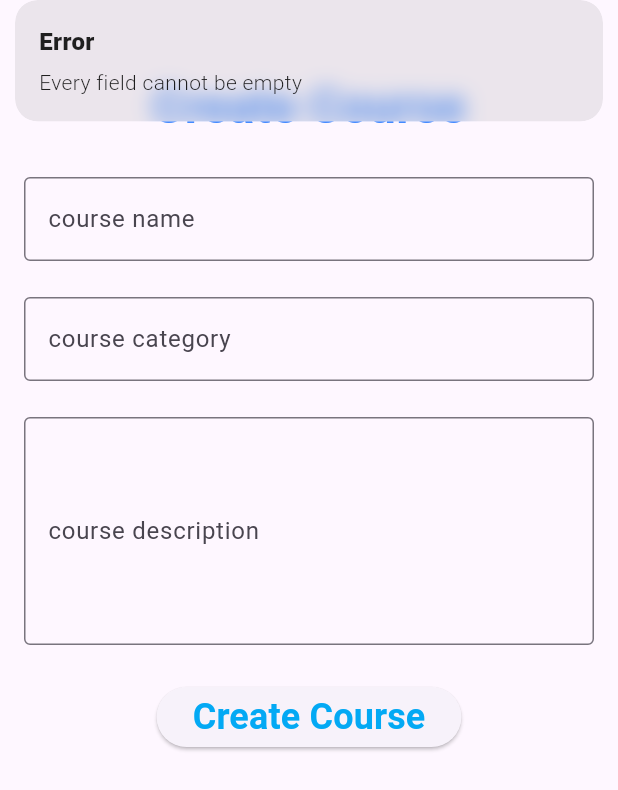
After one commit to DhanuxD/dbeeta-project-1.0, a Flutter app: the CreateCourseScreen screen opened by its route, after a tap on "Create Course", on a phone screen of 412 x 824 dp. The commit adds this screen. Shown: the top 790 px of the screen. Run offline on Flutter 3.47's test engine with Material 3 defaults, Android fonts, the phone set to English and light mode, and no system bars; our stand-ins replace dio, get, google_fonts, lottie, shared_preferences; accounts and stored records are empty.

Commit message:
Create-Course-Part_01 : Complete basic create course and finish the task

```diff
--- a/lib/constant/Routes.dart
+++ b/lib/constant/Routes.dart
@@ -1,6 +1,3 @@
-import 'package:learning_management_systemo_v01/screens/instructor_screen/instructor_home.dart';
-import 'package:learning_management_systemo_v01/screens/student_screen/courses_details.dart';
-
 import '../utils/imports/import_list.dart';
 
 class Routes {
@@ -10,6 +7,7 @@ class Routes {
   static const INSTRUCTOR_HOME = "/instructorHome";
   static const REGISTER = '/register';
   static const COURSE_DETAILS = '/courseDetails';
+  static const CREATE_COURSE = '/createCourse';
 
   static List<GetPage> getPageRoutes() {
     return [
@@ -19,6 +17,7 @@ class Routes {
       GetPage(name: HOME, page: () => const HomeScreen()),
       GetPage(name: INSTRUCTOR_HOME, page: () =>  InstructorHomeScreen()),
       GetPage(name: COURSE_DETAILS, page: () =>  CoursesDetailsScreen()),
+      GetPage(name: CREATE_COURSE, page: () =>   CreateCourseScreen()),
     ];
   }
 }
--- a/lib/controllers/auth_controllers/login_controller.dart
+++ b/lib/controllers/auth_controllers/login_controller.dart
@@ -1,5 +1,4 @@
 import 'package:learning_management_systemo_v01/models/user_model.dart';
-
 import '../../utils/imports/import_list.dart';
 
 class LoginController extends GetxController {
@@ -37,6 +36,7 @@ class LoginController extends GetxController {
         isLoading.value = false;
         UserModel user = UserModel.fromJson(response!);
         print('User role--------->: ${user.role}');
+        print('User role--------->: ${prefs.getString(Special.LOGIN_TOKEN.toString())}');
         prefs.setString(Special.USER_ROLE.toString(), user.role);
 
         if (user.role == Const.INSTRUCTOR) {
--- /dev/null
+++ b/lib/controllers/instructor_controllers/create_course_controller.dart
@@ -0,0 +1,47 @@
+import 'package:learning_management_systemo_v01/services/remote/instructor_services/manage_courses_service.dart';
+import '../../utils/imports/import_list.dart';
+
+class CreateCourseController extends GetxController {
+  final courseNameController = TextEditingController();
+  final courseCategoryController = TextEditingController();
+  final courseDescriptionController = TextEditingController();
+  var isCreating = false.obs;
+
+  Future<void> createCourse() async {
+
+    final courseName = courseNameController.text.trim();
+    final courseCategory = courseCategoryController.text.trim();
+    final courseDescription = courseDescriptionController.text.trim();
+    if (courseName.isEmpty ||
+        courseCategory.isEmpty ||
+        courseDescription.isEmpty) {
+      Get.snackbar("Error", "Every field cannot be empty",
+          snackPosition: SnackPosition.TOP,
+          duration: const Duration(seconds: 3));
+    } else {
+      isCreating.value = true;
+      SharedPreferences prefs = await SharedPreferences.getInstance();
+      String token = prefs.getString(Special.LOGIN_TOKEN.toString()) ?? '';
+      var response = await ManageCoursesService().createCourse(
+          courseName: courseNameController.text,
+          courseCategory: courseCategoryController.text,
+          courseDescription: courseDescriptionController.text,
+          token: token);
+
+      if (response?.statusCode == 201) {
+        isCreating.value = false;
+        courseDescriptionController.text = '';
+        courseNameController.text = '';
+        courseCategoryController.text = '';
+        Get.snackbar("Success", "Course created successfully",
+            snackPosition: SnackPosition.TOP,
+            duration: const Duration(seconds: 1));
+      } else {
+        isCreating.value = false;
+        Get.snackbar("Failed", "Course creation failed",
+            snackPosition: SnackPosition.TOP,
+            duration: const Duration(seconds: 1));
+      }
+    }
+  }
+}
--- /dev/null
+++ b/lib/screens/instructor_screen/create_course.dart
@@ -0,0 +1,80 @@
+import 'package:learning_management_systemo_v01/controllers/instructor_controllers/create_course_controller.dart';
+
+import '../../utils/imports/import_list.dart';
+
+class CreateCourseScreen extends StatelessWidget {
+  CreateCourseScreen({super.key});
+
+  CreateCourseController createCourseController =
+      Get.put(CreateCourseController());
+
+  @override
+  Widget build(BuildContext context) {
+    return Scaffold(
+      body: Padding(
+        padding: const EdgeInsets.only(left: 16, right: 16),
+        child: SingleChildScrollView(
+          child: Column(
+            children: [
+              const SizedBox(height: 48),
+              Center(
+                child: CustomLabel().customLabel(
+                  text: 'Create Course',
+                  fontSize: 32,
+                  color: Colors.blueAccent,
+                ),
+              ),
+              const SizedBox(height: 24),
+              TextFormField(
+                controller: createCourseController.courseNameController,
+                decoration: InputDec.inputDec(label: 'course name'),
+                keyboardType: TextInputType.name,
+              ),
+              const SizedBox(height: 24),
+              TextFormField(
+                controller: createCourseController.courseCategoryController,
+                decoration: InputDec.inputDec(label: 'course category'),
+                keyboardType: TextInputType.text,
+              ),
+              const SizedBox(height: 24),
+              TextFormField(
+                controller: createCourseController.courseDescriptionController,
+                decoration: InputDec.inputDec(label: 'course description'),
+                keyboardType: TextInputType.multiline,
+                maxLines: 5,
+              ),
+              const SizedBox(height: 24),
+              Obx(
+                () {
+                  return createCourseController.isCreating.value
+                      ? const Center(child: CircularProgressIndicator())
+                      : ElevatedButton(
+                          onPressed: () {
+                            createCourseController.createCourse();
+                          },
+                          child: CustomLabel().customLabel(
+                            text: 'Create Course',
+                            fontSize: 24,
+                            color: Colors.lightBlue,
+                          ),
+                        );
+                },
+              ),
+              // ElevatedButton(
+              //   onPressed: () {
+              //     print('Send the data ---------------->');
+              //     createCourseController.createCourse();
+              //   },
+              //   child: CustomLabel().customLabel(
+              //     text: 'Create Course',
+              //     fontSize: 24,
+              //     color: Colors.lightBlue,
+              //   ),
+              // ),
+            ],
+          ),
+        ),
+      ),
+    );
+  }
+}
--- a/lib/screens/instructor_screen/instructor_home.dart
+++ b/lib/screens/instructor_screen/instructor_home.dart
@@ -10,7 +10,6 @@ class InstructorHomeScreen extends StatelessWidget {
     return WillPopScope(
       onWillPop: () async {
         SystemChannels.platform.invokeMethod('SystemNavigator.pop');
-
         return false;
       },
       child: Scaffold(
@@ -28,14 +27,13 @@ class InstructorHomeScreen extends StatelessWidget {
             PopupMenuButton<int>(
               onSelected: (value) async {
                 if (value == 0) {
-                } else if (value == 1) {
-                }
+                  Get.toNamed(Routes.CREATE_COURSE);
+                } else if (value == 1) {}
               },
-              itemBuilder: (context) =>
-              [
+              itemBuilder: (context) => [
                 const PopupMenuItem(
                   value: 0,
-                  child: Text("My Account"),
+                  child: Text("Create Course"),
                 ),
                 const PopupMenuItem(
                   value: 1,
@@ -46,8 +44,7 @@ class InstructorHomeScreen extends StatelessWidget {
             ),
             IconButton(
               onPressed: () async {
-
-                  _authController.logoutUser();
+                _authController.logoutUser();
               },
               icon: const Icon(Icons.logout),
             ),
--- a/lib/utils/imports/import_list.dart
+++ b/lib/utils/imports/import_list.dart
@@ -27,4 +27,7 @@ export 'package:learning_management_systemo_v01/services/remote/auth_services.da
 export '../../constant/const.dart';
 export '../../models/course_model.dart';
 export '../../services/remote/student_services/course_service.dart';
-export 'package:learning_management_systemo_v01/controllers/courses_controller/courses_controller.dart';
+export 'package:learning_management_systemo_v01/controllers/student_controllers/courses_controller.dart';
+export 'package:learning_management_systemo_v01/screens/instructor_screen/create_course.dart';
+export 'package:learning_management_systemo_v01/screens/instructor_screen/instructor_home.dart';
+export 'package:learning_management_systemo_v01/screens/student_screen/courses_details.dart';
```
Also changed, not shown: lib/services/remote/instructor_services/manage_courses_service.dart (added, +58 -0 lines), lib/controllers/student_controllers/courses_controller.dart (renamed from lib/controllers/courses_controller/courses_controller.dart).
